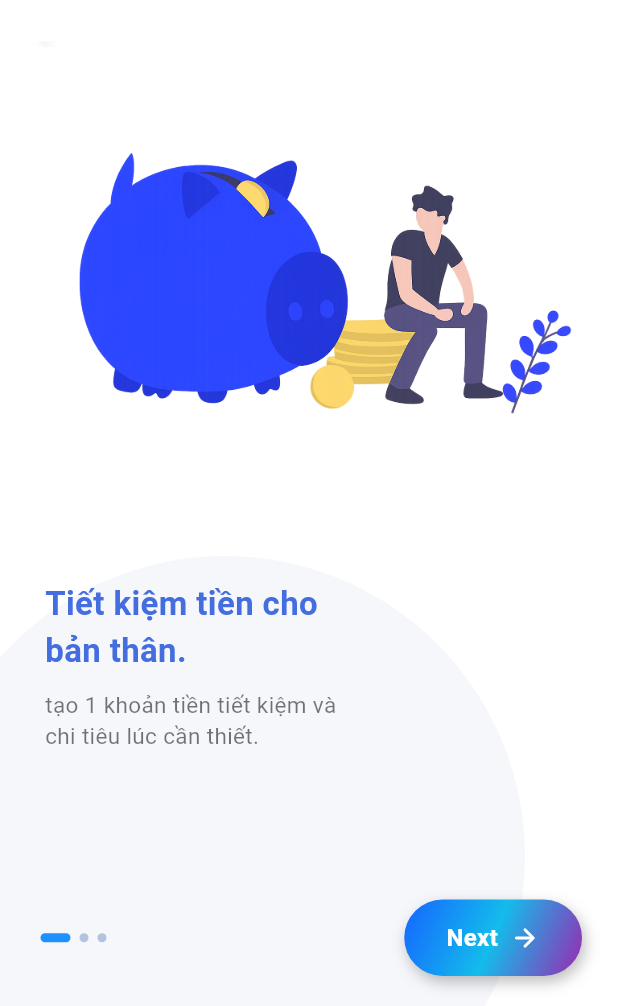
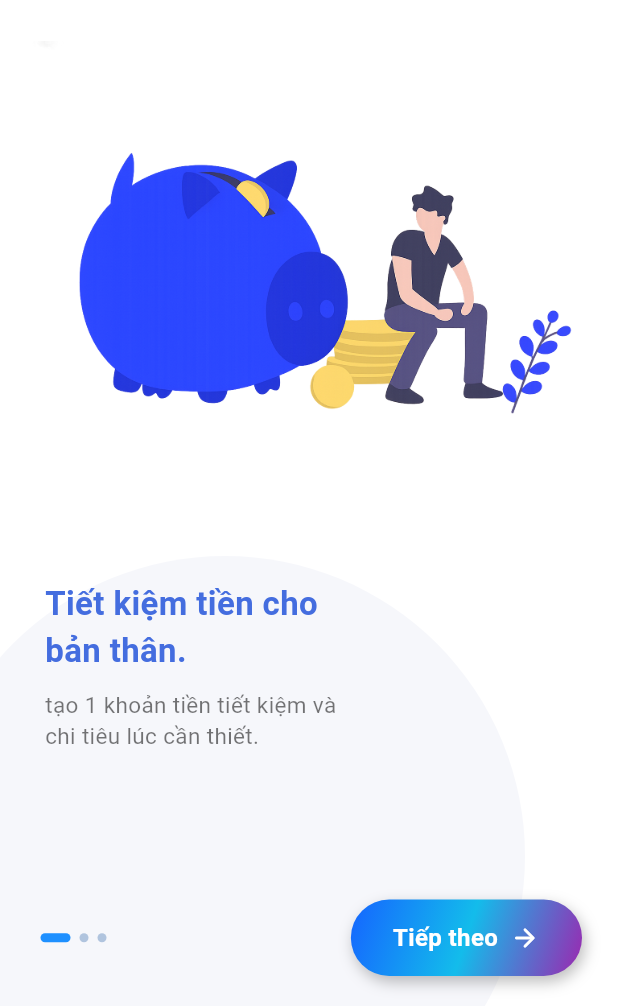
Before and after one commit to TranVanBun080805/2025_LTTBDD_N04_Nhom_TranVanBun, a Flutter app: the screen it shows after launch, on a phone screen of 412 x 824 dp, the part 230-1236 px from its top. Run offline on Flutter 3.47's test engine with Material 3 defaults, Android fonts, the phone set to English and light mode, and no system bars; our stand-ins replace easy_localization, fl_chart, shared_preferences.

Commit message:
update introduce screen

```diff
--- a/laptrinhungdung/lib/screens/introduce.dart
+++ b/laptrinhungdung/lib/screens/introduce.dart
@@ -292,8 +292,8 @@ class _IntroScreenState
                                     currentPage ==
                                             pages.length -
                                                 1
-                                        ? 'Get Started'
-                                        : 'Next',
+                                        ? 'Bắt đầu'
+                                        : 'Tiếp theo',
                                     style: const TextStyle(
                                       color: Colors
                                           .white,
```
